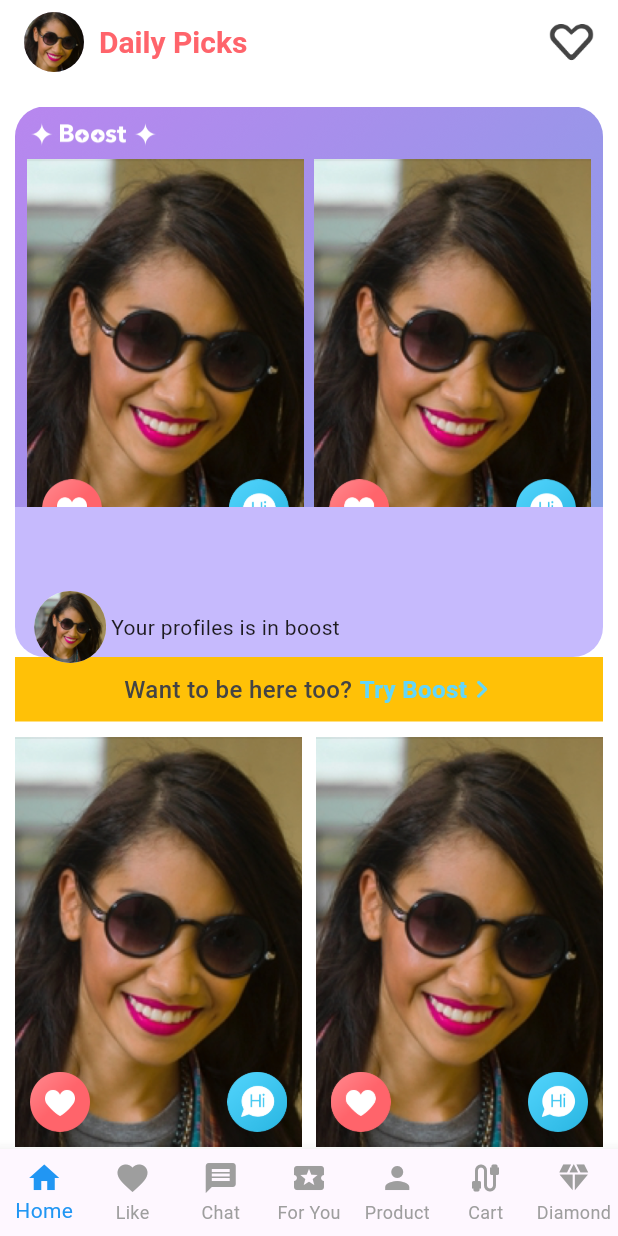
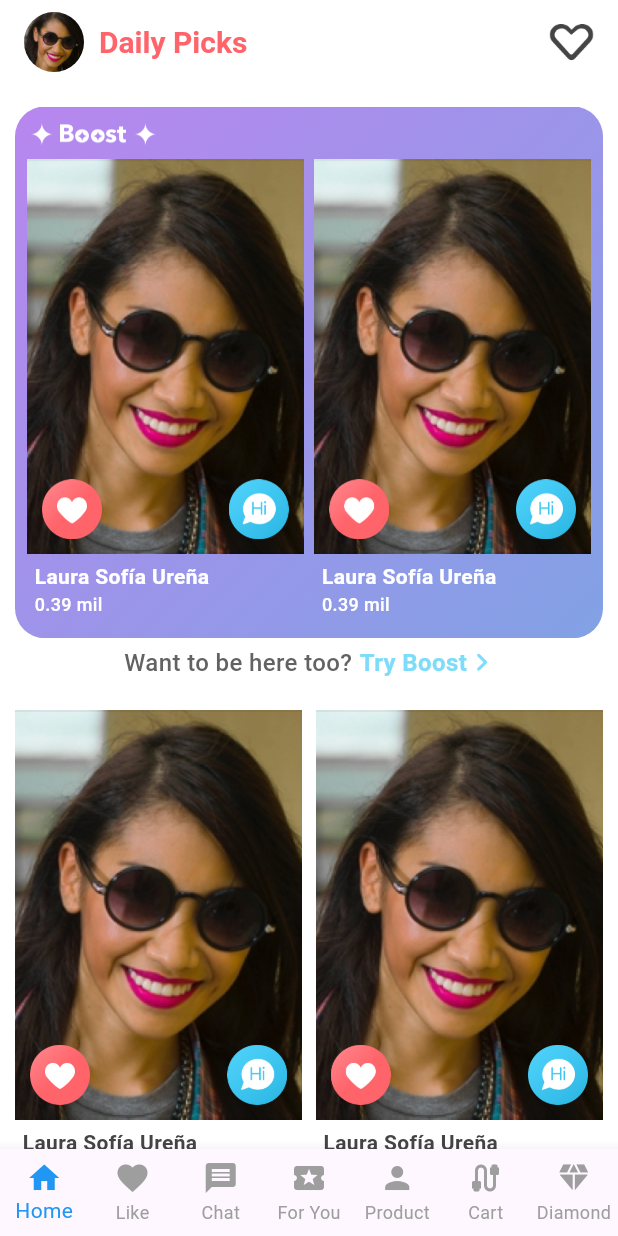
Before and after one commit to kitety/flutter_study, a Flutter app: the screen it shows after launch, on a phone screen of 412 x 824 dp. Run offline on Flutter 3.47's test engine with Material 3 defaults, Android fonts, the phone set to English and light mode, and no system bars; our stand-ins replace badges, easy_rich_text, flutter_slidable, get; missing offline and left inert: throttling.

Commit message:
fix: base value config

```diff
--- /dev/null
+++ b/lib/pages/home/common/animation.dart
@@ -0,0 +1,16 @@
+const avatarAnimationAllTime = avatarAnimationTime + avatarAnimationGapTime;
+const avatarAnimationGapTime = 3 * 1000.0;
+// avatar
+const avatarAnimationTime = 400.0;
+// 动画的变量的时间处理
+const barSlideDownTime = 500.0;
+const barSlideUpTime = 200.0;
+const barWaitTime = 30 * 1000.0;
+
+const textAndNavAllTime = barSlideDownTime +
+    barSlideUpTime +
+    barWaitTime +
+    textDisappearTime +
+    textShowTime;
+const textDisappearTime = 200.0;
+const textShowTime = 100.0;
--- a/lib/pages/home/components/userCard.dart
+++ b/lib/pages/home/components/userCard.dart
@@ -2,19 +2,16 @@ import 'package:flutter/material.dart';
 import 'package:flutter_study/common/constant.dart';
 import 'package:flutter_study/model/user.dart';
 import 'package:flutter_study/pages/home/widgets/homeContent.dart';
-import 'package:flutter_study/utils/random_num.dart';
 import 'package:flutter_study/utils/unit.dart';
 
 class UserCard extends StatelessWidget {
   final bool isWhite;
-  final int count;
   final void Function(User user) handleHiBtnClick;
   final User user;
 
   const UserCard({
     Key? key,
     this.isWhite = false,
-    required this.count,
     required this.user,
     required this.handleHiBtnClick,
   }) : super(key: key);
@@ -24,7 +21,7 @@ class UserCard extends StatelessWidget {
     const avatarImage = AssetImage('images/avatar.png');
     const likeImage = AssetImage('images/like_btn.png');
     const chatImage = AssetImage('images/chat.png');
-    final distance = formatDistance(genRandomNum(5, 20));
+    final distance = formatDistance(0.24);
 
     return Column(
       children: [
--- a/lib/pages/home/widgets/homeContent.dart
+++ b/lib/pages/home/widgets/homeContent.dart
@@ -57,7 +57,6 @@ class HomeContent extends StatelessWidget {
                     final user = controller.users[index];
                     return UserCard(
                       user: user,
-                      count: stoneCount,
                       handleHiBtnClick: (user) {
                         // 应该用返回值
                         handleImageTap(
@@ -83,14 +82,14 @@ class HomeContent extends StatelessWidget {
   HomeTopCard getTopCard(
       List<User> list, int stoneCount, BuildContext context) {
     return HomeTopCard(
-      users: list.sublist(0, 2),
+        users: list.sublist(0, HomeContent.crossAxisCount),
         count: stoneCount,
         handleHiBtnClick: (user) {
           handleImageTap(context, stoneCount, (String msg, int count) {
             handleSendMessage(msg, count, user);
           });
         },
-    );
+        padding: containerPadding);
   }
 
   void handleSendMessage(String msg, int count, User user) {
--- a/lib/pages/home/widgets/homeTopCard.dart
+++ b/lib/pages/home/widgets/homeTopCard.dart
@@ -1,36 +1,27 @@
 import 'package:flutter/material.dart';
 import 'package:flutter_study/common/constant.dart';
 import 'package:flutter_study/model/user.dart';
+import 'package:flutter_study/pages/home/common/animation.dart';
 import 'package:flutter_study/pages/home/components/userCard.dart';
 import 'package:flutter_study/utils/localization_transition.dart';
-
-const avatarAnimationAllTime = avatarAnimationTime + avatarAnimationGapTime;
-const avatarAnimationGapTime = 3 * 1000.0;
-// avatar
-const avatarAnimationTime = 40.0;
-// 动画的变量的时间处理
-const barSlideDownTime = 500.0;
-const barSlideUpTime = 200.0;
-const barWaitTime = 3 * 1000.0;
-
-const textAndNavAllTime = barSlideDownTime +
-    barSlideUpTime +
-    barWaitTime +
-    textDisappearTime +
-    textShowTime;
-const textDisappearTime = 200.0;
-const textShowTime = 100.0;
+import 'package:get/get.dart';
 
 class HomeTopCard extends StatefulWidget {
+  static const double slideAnimationHeight = 100.0;
+  static const double tryBoostContainerHeight = 43.0;
+  static const double avatarScaleValue = 1.2;
   final int count;
+  final double padding;
+
   final Function(User) handleHiBtnClick;
   final List<User> users;
-  const HomeTopCard(
-      {Key? key,
+  const HomeTopCard({
+    Key? key,
     required this.count,
     required this.handleHiBtnClick,
-      required this.users})
-      : super(key: key);
+    required this.users,
+    this.padding = 0,
+  }) : super(key: key);
 
   @override
   State<HomeTopCard> createState() => _HomeTopCardState();
@@ -39,15 +30,23 @@ class HomeTopCard extends StatefulWidget {
 class _HomeTopCardState extends State<HomeTopCard>
     with TickerProviderStateMixin {
   late AnimationController _controller;
-  // late AnimationController _scaleController;
+  late AnimationController _scaleController;
   late Animation<double> textOpacityAnimation;
   late Animation<double> cardTranslateAnimation;
   late Animation<num> scaleAnimation;
 
   @override
   Widget build(BuildContext context) {
-    print('4444:${textOpacityAnimation.value}');
-    final isHaveUser = widget.users.isNotEmpty;
+    final isNoUser = widget.users.isEmpty;
+    if (isNoUser) {
+      return Container();
+    }
+    int count = widget.users.length;
+    double screenWidth = Get.mediaQuery.size.width;
+    double contentWidth = screenWidth - widget.padding * 2;
+    double contentHeight = contentWidth;
+    double slideCardInitTop = contentHeight - HomeTopCard.slideAnimationHeight;
+    print(screenWidth);
     final mainTop2UserContent = Container(
       decoration: BoxDecoration(
         borderRadius: BorderRadius.circular(20.0),
@@ -73,7 +72,6 @@ class _HomeTopCardState extends State<HomeTopCard>
                 child: UserCard(
                   user: widget.users[0],
                   isWhite: true,
-                  count: widget.count,
                   handleHiBtnClick: widget.handleHiBtnClick,
                 ),
               ),
@@ -82,7 +80,6 @@ class _HomeTopCardState extends State<HomeTopCard>
                 child: UserCard(
                   user: widget.users[1],
                   isWhite: true,
-                  count: widget.count,
                   handleHiBtnClick: widget.handleHiBtnClick,
                 ),
               ),
@@ -96,16 +93,14 @@ class _HomeTopCardState extends State<HomeTopCard>
         Stack(
           children: [
             // 需要计算高度
-            const SizedBox(
-              height: 410,
+            SizedBox(
+              height: contentWidth,
             ),
-            mainTop2UserContent,
+            // mainTop2UserContent,
             Positioned(
-                top: 367,
+                top: contentHeight - HomeTopCard.tryBoostContainerHeight,
                 left: 0,
                 right: 0,
-                child: Container(
-                  color: Colors.amber,
                 child: Opacity(
                   opacity: textOpacityAnimation.value,
                   child: Row(
@@ -114,14 +109,17 @@ class _HomeTopCardState extends State<HomeTopCard>
                       getTryBoost(context),
                     ],
                   ),
-                  ),
                 )),
             Positioned(
-              top: cardTranslateAnimation.value * 43 + 267,
+              top: cardTranslateAnimation.value *
+                      HomeTopCard.tryBoostContainerHeight +
+                  (contentHeight -
+                      HomeTopCard.slideAnimationHeight -
+                      HomeTopCard.tryBoostContainerHeight),
               left: 0,
               right: 0,
               child: Container(
-                height: 100,
+                height: HomeTopCard.slideAnimationHeight,
                 decoration: BoxDecoration(
                   color: Color(0xffc6bafd.toInt()),
                   borderRadius: const BorderRadius.only(
@@ -134,12 +132,15 @@ class _HomeTopCardState extends State<HomeTopCard>
                   children: [
                     Row(
                       mainAxisAlignment: MainAxisAlignment.start,
+                      crossAxisAlignment: CrossAxisAlignment.center,
                       children: [
                         Transform.scale(
-                          scale: 1 * 1.2,
+                          scale: scaleAnimation.value *
+                              HomeTopCard.avatarScaleValue,
                           child: Container(
                             padding: const EdgeInsets.only(left: 16, right: 8),
                             child: const CircleAvatar(
+                              radius: 12,
                               backgroundImage: AssetImage("images/avatar.png"),
                             ),
                           ),
@@ -147,17 +148,28 @@ class _HomeTopCardState extends State<HomeTopCard>
                         const Text('Your profiles is in boost'),
                       ],
                     ),
+                    const SizedBox(
+                      height: 6,
+                    )
                   ],
                 ),
               ),
             ),
-            // mainTop2UserContent,
+            mainTop2UserContent,
           ],
         ),
       ],
     );
 
-    return isHaveUser ? content : Container();
+    return content;
+  }
+
+  @override
+  void dispose() {
+    // TODO: implement dispose
+    super.dispose();
+    _controller.dispose();
+    _scaleController.dispose();
   }
 
   Column getTryBoost(BuildContext context) {
@@ -204,15 +216,21 @@ class _HomeTopCardState extends State<HomeTopCard>
   }
 
   void handleAnimationTrigger() {
-    // _controller.reset();
+    _controller.reset();
+    _scaleController.reset();
     _controller.forward();
-    // _scaleController.forward();
-    // _scaleController.addStatusListener((status) {
-    //   // 循环往复
-    //   if (status == AnimationStatus.completed) {
-    //     _scaleController.forward();
-    //   }
-    // });
+    _scaleController.forward();
+    _scaleController.addStatusListener((status) {
+      // 循环往复
+      if (status == AnimationStatus.completed) {
+        _scaleController.repeat();
+      }
+    });
+    _controller.addStatusListener((status) {
+      if (status == AnimationStatus.completed) {
+        _scaleController.stop();
+      }
+    });
   }
 
   @override
@@ -220,32 +238,35 @@ class _HomeTopCardState extends State<HomeTopCard>
     super.initState();
     _controller = AnimationController(
       duration: Duration(
-        microseconds: textAndNavAllTime.toInt(),
+        milliseconds: textAndNavAllTime.toInt(),
       ),
       vsync: this,
     );
-    // _scaleController = AnimationController(
-    //   duration: Duration(
-    //     microseconds: avatarAnimationAllTime.toInt(),
-    //   ),
-    //   vsync: this,
-    // );
-    // scaleAnimation = TweenSequence(
-    //   [
-    //     TweenSequenceItem(
-    //         tween: ConstantTween<num>(1 / 1.2), weight: avatarAnimationTime),
-    //     TweenSequenceItem(
-    //         tween: ConstantTween<num>(1 / 1.2), weight: avatarAnimationGapTime),
-    //     TweenSequenceItem(
-    //         tween: ConstantTween<num>(1), weight: avatarAnimationTime),
-    //     TweenSequenceItem(
-    //         tween: ConstantTween<num>(1), weight: avatarAnimationGapTime),
-    //   ],
-    // ).animate(_scaleController);
+    _scaleController = AnimationController(
+      duration: Duration(
+        milliseconds: avatarAnimationAllTime.toInt(),
+      ),
+      vsync: this,
+    );
+    scaleAnimation = TweenSequence(
+      [
+        TweenSequenceItem(
+            tween: Tween(begin: 1.0 / 1.2, end: 1.0),
+            weight: avatarAnimationTime),
+        TweenSequenceItem(
+            tween: Tween(begin: 1.0, end: 1.0), weight: avatarAnimationGapTime),
+        TweenSequenceItem(
+            tween: Tween(begin: 1.0, end: 1.0 / 1.2),
+            weight: avatarAnimationTime),
+        TweenSequenceItem(
+            tween: Tween(begin: 1.0 / 1.2, end: 1.0 / 1.2),
+            weight: avatarAnimationGapTime),
+      ],
+    ).animate(_scaleController);
     textOpacityAnimation = TweenSequence([
       // 文本消失
       TweenSequenceItem(
-        tween: Tween(begin: 1.0, end: 0.0),
+        tween: Tween(begin: 1.0 / 1.2, end: 0.0),
         weight: textDisappearTime,
       ),
       // 卡片滑下来
@@ -292,7 +313,7 @@ class _HomeTopCardState extends State<HomeTopCard>
     for (var animation in [
       textOpacityAnimation,
       cardTranslateAnimation,
-      // scaleAnimation
+      scaleAnimation
     ]) {
       animation.addListener(() {
         setState(() {});
--- a/lib/service/api_server.dart
+++ b/lib/service/api_server.dart
@@ -21,6 +21,7 @@ class ApiService {
   }
 
   static Future<List<User>> getUsers() async {
+    print('getUsers');
     return List.generate(
       30,
       (index) => User(
```
Lines whose indentation alone changed are shown as unchanged.
